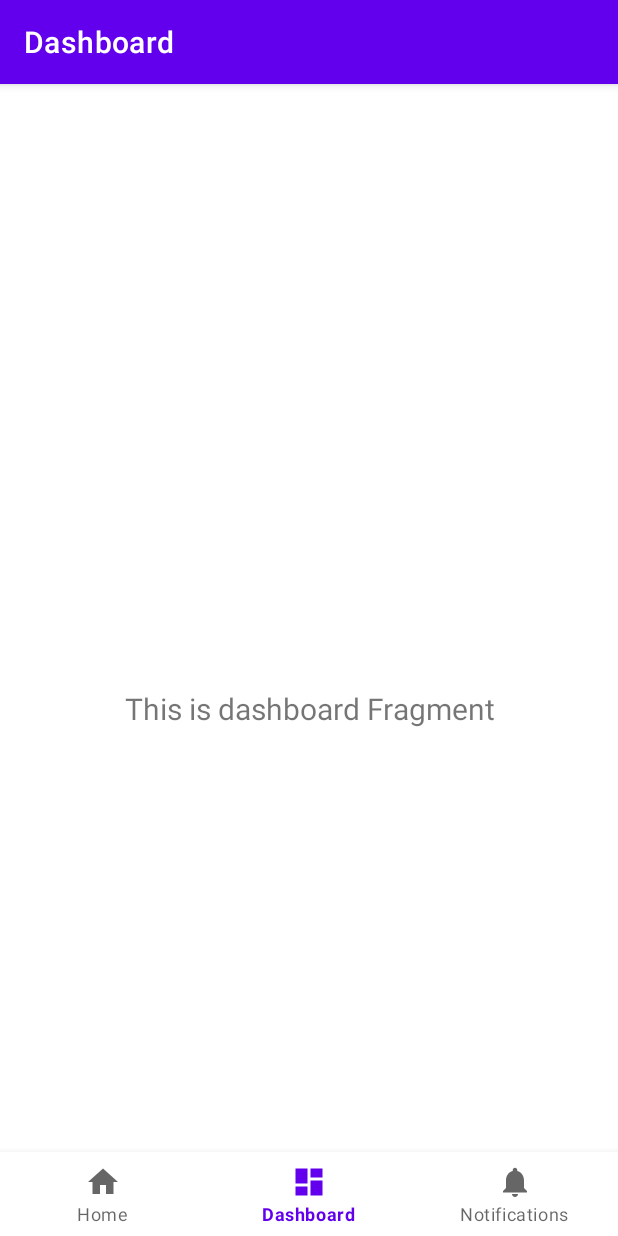
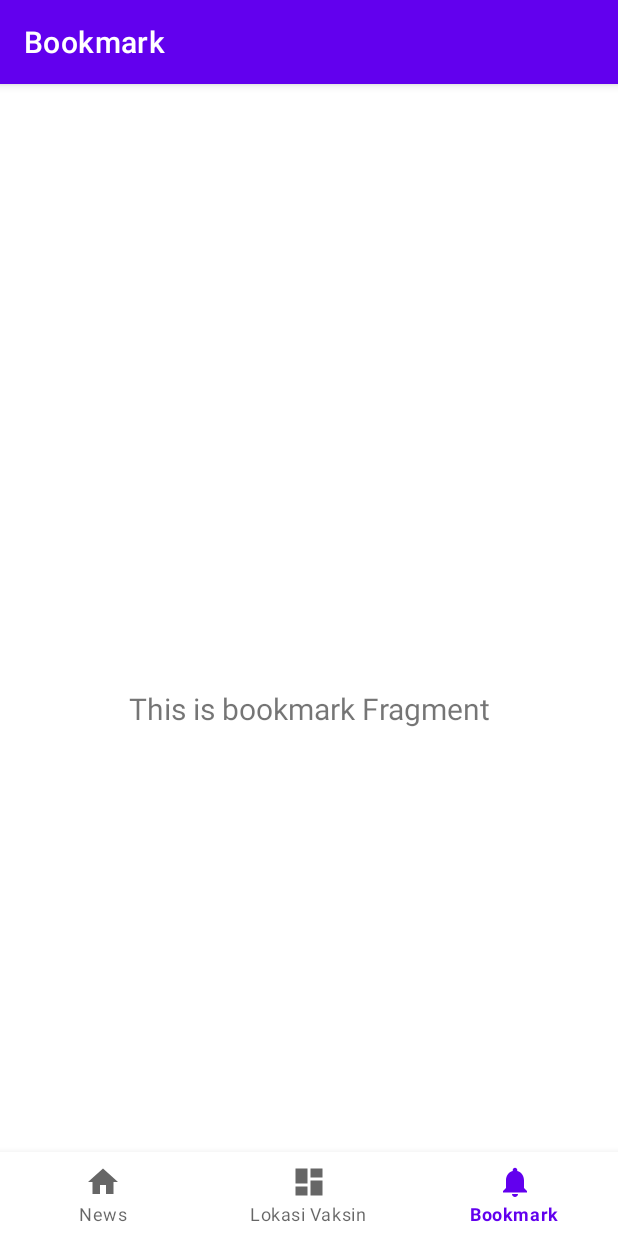
Before and after one commit to girvinjunod/Perlu-Dilindungi, an Android app: the BookmarkFragment screen opened through its navigation route, on a phone screen of 412 x 824 dp. Run offline under Robolectric (Android 15) with nearby library versions, the phone set to English and light mode, and no system bars; our stand-ins replace Timber, navigation-ui.

Commit message:
refactor: change navbar template to fit specs

```diff
--- a/PerluDilindungi/app/build.gradle
+++ b/PerluDilindungi/app/build.gradle
@@ -47,4 +47,6 @@ dependencies {
     testImplementation 'junit:junit:4.13.2'
     androidTestImplementation 'androidx.test.ext:junit:1.1.3'
     androidTestImplementation 'androidx.test.espresso:espresso-core:3.4.0'
+    implementation 'com.squareup.okhttp3:okhttp:4.9.3'
+    implementation 'com.jakewharton.timber:timber:5.0.1'
 }
--- a/PerluDilindungi/app/src/main/AndroidManifest.xml
+++ b/PerluDilindungi/app/src/main/AndroidManifest.xml
@@ -1,7 +1,7 @@
 <?xml version="1.0" encoding="utf-8"?>
 <manifest xmlns:android="http://schemas.android.com/apk/res/android"
     package="com.example.perludilindungi">
-
+    <uses-permission android:name="android.permission.INTERNET" />
     <application
         android:allowBackup="true"
         android:icon="@mipmap/ic_launcher"
@@ -20,5 +20,4 @@
             </intent-filter>
         </activity>
     </application>
-
 </manifest>
--- a/PerluDilindungi/app/src/main/java/com/example/perludilindungi/MainActivity.kt
+++ b/PerluDilindungi/app/src/main/java/com/example/perludilindungi/MainActivity.kt
@@ -1,20 +1,30 @@
 package com.example.perludilindungi
 
 import android.os.Bundle
-import com.google.android.material.bottomnavigation.BottomNavigationView
+import android.util.Log
 import androidx.appcompat.app.AppCompatActivity
 import androidx.navigation.findNavController
 import androidx.navigation.ui.AppBarConfiguration
 import androidx.navigation.ui.setupActionBarWithNavController
 import androidx.navigation.ui.setupWithNavController
 import com.example.perludilindungi.databinding.ActivityMainBinding
+import com.google.android.material.bottomnavigation.BottomNavigationView
+import okhttp3.OkHttpClient
+import okhttp3.Request
+import okhttp3.Response
+import timber.log.Timber
+
 
 class MainActivity : AppCompatActivity() {
+
 
     private lateinit var binding: ActivityMainBinding
 
     override fun onCreate(savedInstanceState: Bundle?) {
         super.onCreate(savedInstanceState)
+        Timber.plant(Timber.DebugTree())
+        Timber.i("hi")
+        Timber.i("onCreate Called")
 
         binding = ActivityMainBinding.inflate(layoutInflater)
         setContentView(binding.root)
@@ -31,5 +41,49 @@ class MainActivity : AppCompatActivity() {
         )
         setupActionBarWithNavController(navController, appBarConfiguration)
         navView.setupWithNavController(navController)
+
+
     }
+    override fun onStart() {
+        super.onStart()
+
+        Timber.i("onStart Called")
+    }
+    override fun onResume() {
+        super.onResume()
+        Timber.i("onResume Called")
+    }
+
+    override fun onPause() {
+        super.onPause()
+        Timber.i("onPause Called")
+    }
+
+    override fun onStop() {
+        super.onStop()
+        Timber.i("onStop Called")
+    }
+
+    override fun onDestroy() {
+        super.onDestroy()
+        Timber.i("onDestroy Called")
+    }
+
+    override fun onRestart() {
+        super.onRestart()
+        Timber.i("onRestart Called")
+    }
+
+//    fun run(url: String) : String? {
+//        val request = Request.Builder()
+//            .url(url)
+//            .build()
+//
+//        val response: Response = client.newCall(request).execute()
+//        var body = response.body?.string()
+//        body?.let {
+//            Log.d("REQ", body)
+//        }
+//        return response.body?.string()
+//    }
 }
--- a/PerluDilindungi/app/src/main/java/com/example/perludilindungi/ui/dashboard/DashboardFragment.kt
+++ b/PerluDilindungi/app/src/main/java/com/example/perludilindungi/ui/bookmark/BookmarkFragment.kt
@@ -1,4 +1,4 @@
-package com.example.perludilindungi.ui.dashboard
+package com.example.perludilindungi.ui.bookmark
 
 import android.os.Bundle
 import android.view.LayoutInflater
@@ -7,11 +7,11 @@ import android.view.ViewGroup
 import android.widget.TextView
 import androidx.fragment.app.Fragment
 import androidx.lifecycle.ViewModelProvider
-import com.example.perludilindungi.databinding.FragmentDashboardBinding
+import com.example.perludilindungi.databinding.FragmentBookmarkBinding
 
-class DashboardFragment : Fragment() {
+class BookmarkFragment : Fragment() {
 
-    private var _binding: FragmentDashboardBinding? = null
+    private var _binding: FragmentBookmarkBinding? = null
 
     // This property is only valid between onCreateView and
     // onDestroyView.
@@ -22,14 +22,14 @@ class DashboardFragment : Fragment() {
         container: ViewGroup?,
         savedInstanceState: Bundle?
     ): View {
-        val dashboardViewModel =
-            ViewModelProvider(this).get(DashboardViewModel::class.java)
+        val notificationsViewModel =
+            ViewModelProvider(this).get(BookmarkViewModel::class.java)
 
-        _binding = FragmentDashboardBinding.inflate(inflater, container, false)
+        _binding = FragmentBookmarkBinding.inflate(inflater, container, false)
         val root: View = binding.root
 
-        val textView: TextView = binding.textDashboard
-        dashboardViewModel.text.observe(viewLifecycleOwner) {
+        val textView: TextView = binding.textNotifications
+        notificationsViewModel.text.observe(viewLifecycleOwner) {
             textView.text = it
         }
         return root
--- a/PerluDilindungi/app/src/main/java/com/example/perludilindungi/ui/notifications/NotificationsViewModel.kt
+++ b/PerluDilindungi/app/src/main/java/com/example/perludilindungi/ui/bookmark/BookmarkViewModel.kt
@@ -1,13 +1,13 @@
-package com.example.perludilindungi.ui.notifications
+package com.example.perludilindungi.ui.bookmark
 
 import androidx.lifecycle.LiveData
 import androidx.lifecycle.MutableLiveData
 import androidx.lifecycle.ViewModel
 
-class NotificationsViewModel : ViewModel() {
+class BookmarkViewModel : ViewModel() {
 
     private val _text = MutableLiveData<String>().apply {
-        value = "This is notifications Fragment"
+        value = "This is bookmark Fragment"
     }
     val text: LiveData<String> = _text
 }
--- a/PerluDilindungi/app/src/main/java/com/example/perludilindungi/ui/home/HomeFragment.kt
+++ /dev/null
@@ -1,42 +0,0 @@
-package com.example.perludilindungi.ui.home
-
-import android.os.Bundle
-import android.view.LayoutInflater
-import android.view.View
-import android.view.ViewGroup
-import android.widget.TextView
-import androidx.fragment.app.Fragment
-import androidx.lifecycle.ViewModelProvider
-import com.example.perludilindungi.databinding.FragmentHomeBinding
-
-class HomeFragment : Fragment() {
-
-    private var _binding: FragmentHomeBinding? = null
-
-    // This property is only valid between onCreateView and
-    // onDestroyView.
-    private val binding get() = _binding!!
-
-    override fun onCreateView(
-        inflater: LayoutInflater,
-        container: ViewGroup?,
-        savedInstanceState: Bundle?
-    ): View {
-        val homeViewModel =
-            ViewModelProvider(this).get(HomeViewModel::class.java)
-
-        _binding = FragmentHomeBinding.inflate(inflater, container, false)
-        val root: View = binding.root
-
-        val textView: TextView = binding.textHome
-        homeViewModel.text.observe(viewLifecycleOwner) {
-            textView.text = it
-        }
-        return root
-    }
-
-    override fun onDestroyView() {
-        super.onDestroyView()
-        _binding = null
-    }
-}
--- a/PerluDilindungi/app/src/main/java/com/example/perludilindungi/ui/notifications/NotificationsFragment.kt
+++ b/PerluDilindungi/app/src/main/java/com/example/perludilindungi/ui/lokasi/LokasiFragment.kt
@@ -1,4 +1,4 @@
-package com.example.perludilindungi.ui.notifications
+package com.example.perludilindungi.ui.lokasi
 
 import android.os.Bundle
 import android.view.LayoutInflater
@@ -7,11 +7,11 @@ import android.view.ViewGroup
 import android.widget.TextView
 import androidx.fragment.app.Fragment
 import androidx.lifecycle.ViewModelProvider
-import com.example.perludilindungi.databinding.FragmentNotificationsBinding
+import com.example.perludilindungi.databinding.FragmentLokasiBinding
 
-class NotificationsFragment : Fragment() {
+class LokasiFragment : Fragment() {
 
-    private var _binding: FragmentNotificationsBinding? = null
+    private var _binding: FragmentLokasiBinding? = null
 
     // This property is only valid between onCreateView and
     // onDestroyView.
@@ -22,14 +22,14 @@ class NotificationsFragment : Fragment() {
         container: ViewGroup?,
         savedInstanceState: Bundle?
     ): View {
-        val notificationsViewModel =
-            ViewModelProvider(this).get(NotificationsViewModel::class.java)
+        val dashboardViewModel =
+            ViewModelProvider(this).get(LokasiViewModel::class.java)
 
-        _binding = FragmentNotificationsBinding.inflate(inflater, container, false)
+        _binding = FragmentLokasiBinding.inflate(inflater, container, false)
         val root: View = binding.root
 
-        val textView: TextView = binding.textNotifications
-        notificationsViewModel.text.observe(viewLifecycleOwner) {
+        val textView: TextView = binding.textDashboard
+        dashboardViewModel.text.observe(viewLifecycleOwner) {
             textView.text = it
         }
         return root
--- a/PerluDilindungi/app/src/main/java/com/example/perludilindungi/ui/dashboard/DashboardViewModel.kt
+++ b/PerluDilindungi/app/src/main/java/com/example/perludilindungi/ui/lokasi/LokasiViewModel.kt
@@ -1,13 +1,13 @@
-package com.example.perludilindungi.ui.dashboard
+package com.example.perludilindungi.ui.lokasi
 
 import androidx.lifecycle.LiveData
 import androidx.lifecycle.MutableLiveData
 import androidx.lifecycle.ViewModel
 
-class DashboardViewModel : ViewModel() {
+class LokasiViewModel : ViewModel() {
 
     private val _text = MutableLiveData<String>().apply {
-        value = "This is dashboard Fragment"
+        value = "This is Lokasi Fragment"
     }
     val text: LiveData<String> = _text
 }
--- /dev/null
+++ b/PerluDilindungi/app/src/main/java/com/example/perludilindungi/ui/news/NewsFragment.kt
@@ -0,0 +1,81 @@
+package com.example.perludilindungi.ui.news
+
+import android.content.Context
+import android.os.Bundle
+import android.view.LayoutInflater
+import android.view.View
+import android.view.ViewGroup
+import android.widget.TextView
+import androidx.fragment.app.Fragment
+import androidx.lifecycle.ViewModelProvider
+import com.example.perludilindungi.databinding.FragmentNewsBinding
+import timber.log.Timber
+
+class NewsFragment : Fragment() {
+
+    private var _binding: FragmentNewsBinding? = null
+
+    // This property is only valid between onCreateView and
+    // onDestroyView.
+    private val binding get() = _binding!!
+
+    override fun onCreateView(
+        inflater: LayoutInflater,
+        container: ViewGroup?,
+        savedInstanceState: Bundle?
+    ): View {
+        val homeViewModel =
+            ViewModelProvider(this).get(NewsViewModel::class.java)
+
+        _binding = FragmentNewsBinding.inflate(inflater, container, false)
+        val root: View = binding.root
+
+        val textView: TextView = binding.textHome
+        homeViewModel.text.observe(viewLifecycleOwner) {
+            textView.text = it
+        }
+        Timber.i("onCreateView called")
+        return root
+    }
+
+    override fun onDestroyView() {
+        super.onDestroyView()
+        _binding = null
+        Timber.i("onDestroyView called")
+    }
+
+    override fun onAttach(context: Context) {
+        super.onAttach(context)
+        Timber.i("onAttach called")
+    }
+    override fun onCreate(savedInstanceState: Bundle?) {
+        super.onCreate(savedInstanceState)
+        Timber.i("onCreate called")
+    }
+
+    override fun onViewCreated(view: View, savedInstanceState: Bundle?) {
+        super.onViewCreated(view, savedInstanceState)
+        Timber.i("onViewCreated called")
+    }
+
+    override fun onStart() {
+        super.onStart()
+        Timber.i("onStart called")
+    }
+    override fun onResume() {
+        super.onResume()
+        Timber.i("onResume called")
+    }
+    override fun onPause() {
+        super.onPause()
+        Timber.i("onPause called")
+    }
+    override fun onStop() {
+        super.onStop()
+        Timber.i("onStop called")
+    }
+    override fun onDetach() {
+        super.onDetach()
+        Timber.i("onDetach called")
+    }
+}
--- a/PerluDilindungi/app/src/main/java/com/example/perludilindungi/ui/home/HomeViewModel.kt
+++ b/PerluDilindungi/app/src/main/java/com/example/perludilindungi/ui/news/NewsViewModel.kt
@@ -1,13 +1,13 @@
-package com.example.perludilindungi.ui.home
+package com.example.perludilindungi.ui.news
 
 import androidx.lifecycle.LiveData
 import androidx.lifecycle.MutableLiveData
 import androidx.lifecycle.ViewModel
 
-class HomeViewModel : ViewModel() {
+class NewsViewModel : ViewModel() {
 
     private val _text = MutableLiveData<String>().apply {
-        value = "This is home Fragment"
+        value = "This is news Fragment"
     }
     val text: LiveData<String> = _text
 }
--- a/PerluDilindungi/app/src/main/res/layout/fragment_home.xml
+++ b/PerluDilindungi/app/src/main/res/layout/fragment_bookmark.xml
@@ -4,10 +4,10 @@
     xmlns:tools="http://schemas.android.com/tools"
     android:layout_width="match_parent"
     android:layout_height="match_parent"
-    tools:context=".ui.home.HomeFragment">
+    tools:context=".ui.bookmark.BookmarkFragment">
 
     <TextView
-        android:id="@+id/text_home"
+        android:id="@+id/text_notifications"
         android:layout_width="match_parent"
         android:layout_height="wrap_content"
         android:layout_marginStart="8dp"
--- a/PerluDilindungi/app/src/main/res/layout/fragment_dashboard.xml
+++ b/PerluDilindungi/app/src/main/res/layout/fragment_lokasi.xml
@@ -4,7 +4,7 @@
     xmlns:tools="http://schemas.android.com/tools"
     android:layout_width="match_parent"
     android:layout_height="match_parent"
-    tools:context=".ui.dashboard.DashboardFragment">
+    tools:context=".ui.lokasi.LokasiFragment">
 
     <TextView
         android:id="@+id/text_dashboard"
--- a/PerluDilindungi/app/src/main/res/layout/fragment_notifications.xml
+++ b/PerluDilindungi/app/src/main/res/layout/fragment_news.xml
@@ -4,10 +4,10 @@
     xmlns:tools="http://schemas.android.com/tools"
     android:layout_width="match_parent"
     android:layout_height="match_parent"
-    tools:context=".ui.notifications.NotificationsFragment">
+    tools:context=".ui.news.NewsFragment">
 
     <TextView
-        android:id="@+id/text_notifications"
+        android:id="@+id/text_home"
         android:layout_width="match_parent"
         android:layout_height="wrap_content"
         android:layout_marginStart="8dp"
@@ -19,4 +19,5 @@
         app:layout_constraintEnd_toEndOf="parent"
         app:layout_constraintStart_toStartOf="parent"
         app:layout_constraintTop_toTopOf="parent" />
+
 </androidx.constraintlayout.widget.ConstraintLayout>
--- a/PerluDilindungi/app/src/main/res/menu/bottom_nav_menu.xml
+++ b/PerluDilindungi/app/src/main/res/menu/bottom_nav_menu.xml
@@ -4,16 +4,16 @@
     <item
         android:id="@+id/navigation_home"
         android:icon="@drawable/ic_home_black_24dp"
-        android:title="@string/title_home" />
+        android:title="@string/title_news" />
 
     <item
         android:id="@+id/navigation_dashboard"
         android:icon="@drawable/ic_dashboard_black_24dp"
-        android:title="@string/title_dashboard" />
+        android:title="@string/title_lokasi" />
 
     <item
         android:id="@+id/navigation_notifications"
         android:icon="@drawable/ic_notifications_black_24dp"
-        android:title="@string/title_notifications" />
+        android:title="@string/title_bookmark" />
 
 </menu>
--- a/PerluDilindungi/app/src/main/res/navigation/mobile_navigation.xml
+++ b/PerluDilindungi/app/src/main/res/navigation/mobile_navigation.xml
@@ -7,19 +7,19 @@
 
     <fragment
         android:id="@+id/navigation_home"
-        android:name="com.example.perludilindungi.ui.home.HomeFragment"
-        android:label="@string/title_home"
-        tools:layout="@layout/fragment_home" />
+        android:name="com.example.perludilindungi.ui.news.NewsFragment"
+        android:label="@string/title_news"
+        tools:layout="@layout/fragment_news" />
 
     <fragment
         android:id="@+id/navigation_dashboard"
-        android:name="com.example.perludilindungi.ui.dashboard.DashboardFragment"
-        android:label="@string/title_dashboard"
-        tools:layout="@layout/fragment_dashboard" />
+        android:name="com.example.perludilindungi.ui.lokasi.LokasiFragment"
+        android:label="@string/title_lokasi"
+        tools:layout="@layout/fragment_lokasi" />
 
     <fragment
         android:id="@+id/navigation_notifications"
-        android:name="com.example.perludilindungi.ui.notifications.NotificationsFragment"
-        android:label="@string/title_notifications"
-        tools:layout="@layout/fragment_notifications" />
+        android:name="com.example.perludilindungi.ui.bookmark.BookmarkFragment"
+        android:label="@string/title_bookmark"
+        tools:layout="@layout/fragment_bookmark" />
 </navigation>
--- a/PerluDilindungi/app/src/main/res/values/strings.xml
+++ b/PerluDilindungi/app/src/main/res/values/strings.xml
@@ -1,6 +1,6 @@
 <resources>
     <string name="app_name">Perlu Dilindungi</string>
-    <string name="title_home">Home</string>
-    <string name="title_dashboard">Dashboard</string>
-    <string name="title_notifications">Notifications</string>
+    <string name="title_news">News</string>
+    <string name="title_lokasi">Lokasi Vaksin</string>
+    <string name="title_bookmark">Bookmark</string>
 </resources>
```
